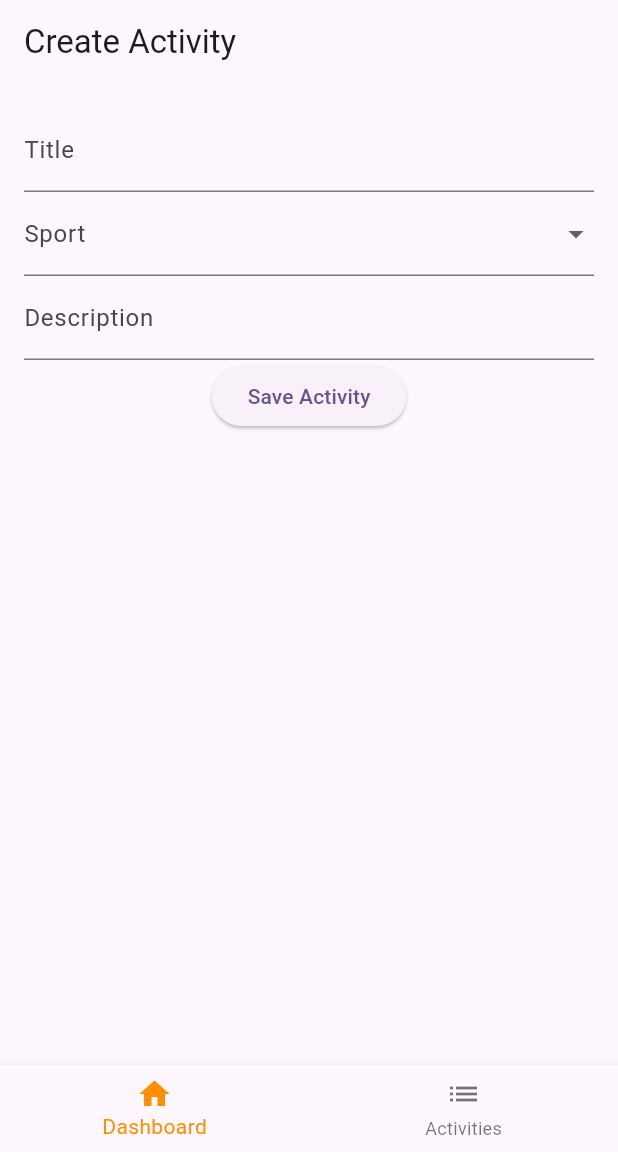
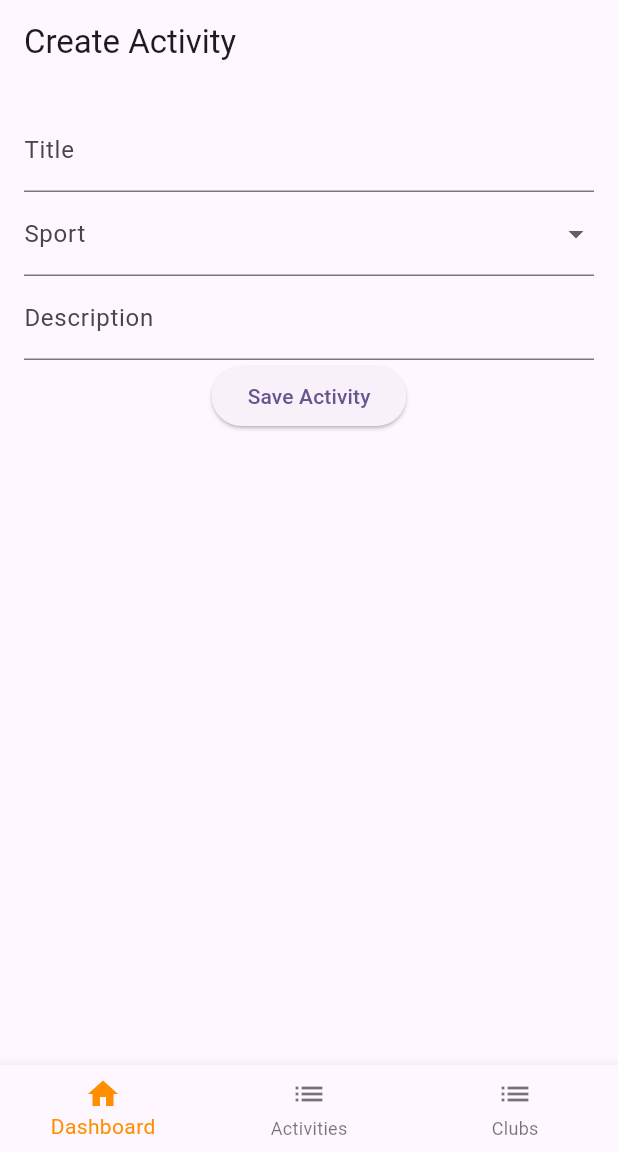
Before and after one commit to trporter206/recess_flutter, a Flutter app: the screen it shows after launch, on a phone screen of 412 x 824 dp, the part 84-1236 px from its top. Run offline on Flutter 3.47's test engine with Material 2 defaults, Android fonts, the light colour scheme and no system bars.

Commit message:
added clubs list page

```diff
--- a/lib/home.dart
+++ b/lib/home.dart
@@ -1,8 +1,6 @@
 import 'package:flutter/material.dart';
-import 'package:provider/provider.dart';
-import 'package:recess_flutter/main.dart';
-import 'package:recess_flutter/views/activity/activity_detail/activity_detail_view.dart';
 import 'package:recess_flutter/views/activity/activity_list/activity_list_view.dart';
+import 'package:recess_flutter/views/club/club_list/club_list_view.dart';
 import 'package:recess_flutter/views/creation/create_activity.dart';
 
 class MyHomePage extends StatefulWidget {
@@ -19,8 +17,6 @@ class _MyHomePageState extends State<MyHomePage> {
 
   @override
   Widget build(BuildContext context) {
-    var appState = context.watch<MyAppState>();
-    var activity = appState.activities[0];
     Widget page;
     switch (selectedIndex) {
       case 0:
@@ -28,6 +24,9 @@ class _MyHomePageState extends State<MyHomePage> {
         break;
       case 1:
         page = const ActivityListView();
+        break;
+      case 2:
+        page = const ClubListView();
         break;
       default:
         throw UnimplementedError('no widget for $selectedIndex');
@@ -49,6 +48,10 @@ class _MyHomePageState extends State<MyHomePage> {
                 icon: Icon(Icons.list),
                 label: 'Activities',
               ),
+              BottomNavigationBarItem(
+                icon: Icon(Icons.list),
+                label: 'Clubs',
+              ),
             ],
             currentIndex: selectedIndex,
             selectedItemColor: Colors.amber[800],
--- a/lib/main.dart
+++ b/lib/main.dart
@@ -3,6 +3,7 @@ import 'package:provider/provider.dart';
 import 'package:recess_flutter/models/user.dart';
 import 'home.dart';
 import 'models/activity.dart';
+import 'models/club.dart';
 
 void main() {
   runApp(const MyApp());
@@ -46,4 +47,12 @@ class MyAppState extends ChangeNotifier {
         coordinates: [0.0, 0.0],
         creator: 'Lauren Lanning')
   ];
+  var clubs = <Club>[
+    Club(
+      creator: 'Torri Porter',
+      name: 'Underdog Portland Basketball',
+      sport: 'Basketball',
+      type: 'private',
+      description: 'The official basketball club of underdog portland!')
+  ];
 }
--- a/lib/views/activity/activity_detail/activity_detail_view.dart
+++ b/lib/views/activity/activity_detail/activity_detail_view.dart
@@ -1,6 +1,5 @@
 import 'package:flutter/material.dart';
 import '../../../models/activity.dart';
-import '../../../models/user.dart';
 import 'activity_detail_widgets.dart';
 
 class ActivityDetailView extends StatefulWidget {
--- a/lib/views/activity/activity_list/activity_list_item.dart
+++ b/lib/views/activity/activity_list/activity_list_item.dart
@@ -1,6 +1,5 @@
 import 'package:flutter/material.dart';
 import 'package:recess_flutter/views/activity/activity_detail/activity_detail_view.dart';
-import 'package:intl/date_symbol_data_local.dart';
 
 import '../../../models/activity.dart';
 
--- a/lib/views/creation/create_activity.dart
+++ b/lib/views/creation/create_activity.dart
@@ -32,7 +32,7 @@ class CreateActivityViewState extends State<CreateActivityView> {
       body: Form(
         key: _formKey,
         child: SingleChildScrollView(
-          padding: EdgeInsets.all(16),
+          padding: const EdgeInsets.all(16),
           child: Column(
             children: [
               TextFormField(
```
Also changed, not shown: lib/views/club/club_list/club_list_item.dart (added, +59 -0 lines), lib/views/club/club_list/club_list_view.dart (added, +33 -0 lines).
